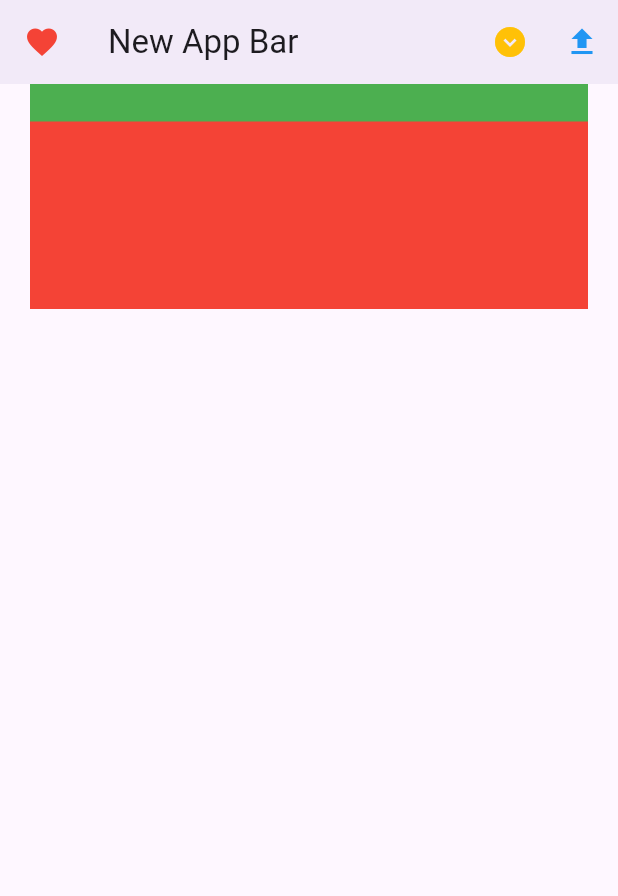
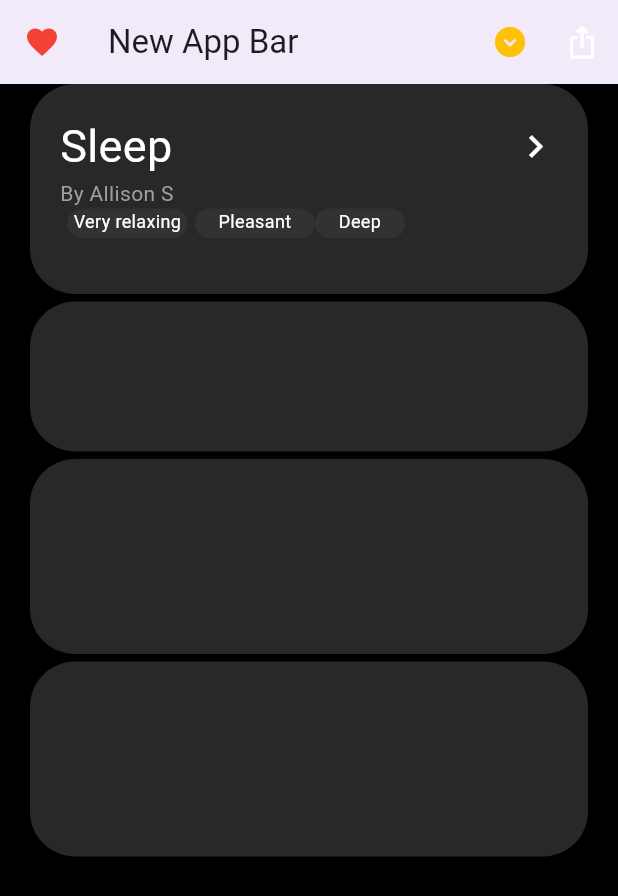
Before and after one commit to a10itfriend-jpg/AppBar-to-the-app, a Flutter app: the screen it shows after launch, on a phone screen of 412 x 824 dp. Shown: the top 896 px of the screen. Run offline on Flutter 3.47's test engine with Material 3 defaults, Android fonts, the phone set to English and light mode, and no system bars.

Commit message:
New changes

```diff
--- a/lib/main.dart
+++ b/lib/main.dart
@@ -11,6 +11,7 @@ class MainApp extends StatelessWidget {
   Widget build(BuildContext context) {
     return MaterialApp(
       home: Scaffold(
+        backgroundColor: Colors.black,
         appBar: AppBar(
           elevation: 3,
           title: Text('New App Bar '),
@@ -27,21 +28,111 @@ class MainApp extends StatelessWidget {
             ),
           IconButton(
             onPressed:  () {},
-            icon: Icon(Icons.upload, color: Colors.blue),
+            icon: Icon(Icons.ios_share_outlined, color: Colors.white),
           ),
         ],
       ),
-      body: Container(
-        padding: EdgeInsets.only(top: 25.0),
-        margin: EdgeInsets.symmetric(horizontal: 20.0),
-        width: double.infinity,
-        height: 150,
-        color: Colors.green,
-        child: Container(
-          width: 300,
-          height: 100,
-          color: Colors.red,)
-        ),
+      body: Column(
+        children: [
+          Container(
+            padding: EdgeInsets.symmetric(horizontal: 20, vertical: 10),
+            margin: EdgeInsets.symmetric(horizontal: 20.0),
+            width: double.infinity,
+            height: 140,
+            decoration: BoxDecoration(
+              color: Color.fromARGB(255, 40, 40, 40),
+              borderRadius: BorderRadius.circular(30),
+            ),
+            child: Column(
+              crossAxisAlignment: CrossAxisAlignment.start,
+              children: [
+                Padding(
+                  padding: const EdgeInsets.only(top: 10.0),
+                  child: Row(
+                    mainAxisAlignment: MainAxisAlignment.spaceBetween,
+                    children: [
+                      Text(
+                        "Sleep",
+                         style: TextStyle(color: Colors.white, fontSize: 30)
+                      ),
+                      Icon(Icons.chevron_right, color: Colors.white, size: 30),
+                    ],
+                  ),
+                ),
+                Text("By Allison S", style: TextStyle(color: Colors.grey)),
+                Row(children: [
+                  Container(
+                    margin: EdgeInsets.symmetric(horizontal: 5),
+                      width: 80,
+                      height: 20,
+                      decoration: BoxDecoration(
+                        color: Color.fromARGB(255, 50, 50, 50),
+                        borderRadius: BorderRadius.circular(30),
+                    ),
+                    child: Text("Very relaxing",
+                      textAlign: TextAlign.center,
+                      style: TextStyle(color: Colors.white, fontSize: 12)
+                    ),
+                  ),
+                                    Container(
+                      width: 80,
+                      height: 20,
+                      decoration: BoxDecoration(
+                        color: Color.fromARGB(255, 50, 50, 50),
+                        borderRadius: BorderRadius.circular(30),
+                    ),
+                    child: Text("Pleasant",
+                      textAlign: TextAlign.center,
+                      style: TextStyle(color: Colors.white, fontSize: 12)
+                    ),
+                  ),
+                                    Container(
+                      width: 60,
+                      height: 20,
+                      decoration: BoxDecoration(
+                        color: Color.fromARGB(255, 50, 50, 50),
+                        borderRadius: BorderRadius.circular(30),
+                    ),
+                    child: Text("Deep",
+                      textAlign: TextAlign.center,
+                      style: TextStyle(color: Colors.white, fontSize: 12)
+                    ),
+                  ),
+
+
+                ],)
+              ],
+            ),
+          ),
+          Container(
+            margin: EdgeInsets.symmetric(horizontal: 20, vertical: 5),
+            width: double.infinity,
+            height: 100,
+            decoration: BoxDecoration(
+              color: Color.fromARGB(255, 40, 40, 40),
+              borderRadius: BorderRadius.circular(30),
+            ),
+          ),
+          Container(
+            margin: EdgeInsets.symmetric(horizontal: 20),
+            width: double.infinity,
+            height: 130,
+            decoration: BoxDecoration(
+              color: Color.fromARGB(255, 40, 40, 40),
+              borderRadius: BorderRadius.circular(30),
+            ),
+          ),
+          Container(
+            margin: EdgeInsets.symmetric(horizontal: 20, vertical: 5),
+            width: double.infinity,
+            height: 130,
+            decoration: BoxDecoration(
+              color: Color.fromARGB(255, 40, 40, 40),
+              borderRadius: BorderRadius.circular(30),
+            ),
+          ),
+        ],
+      ),
       ),
     );
   }
```
